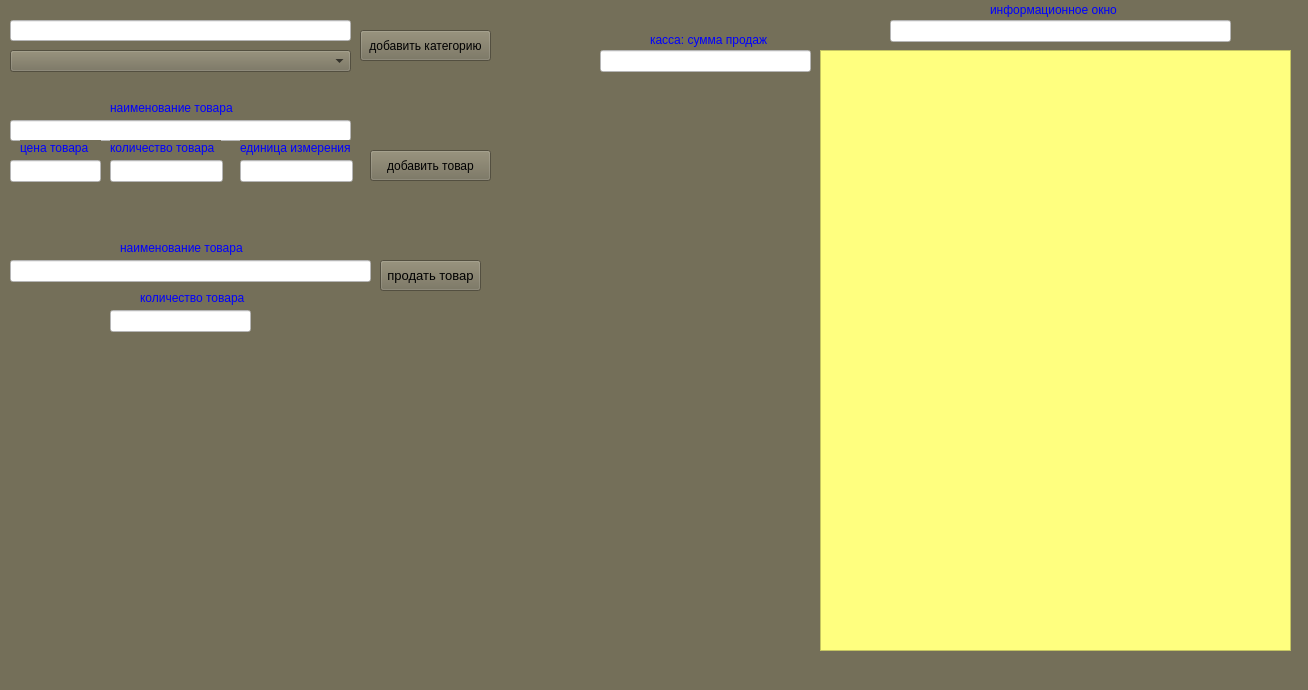
First picture: the form in mainwindow.ui, repository AleksandrPisarev/Qt_manager, before the edit.
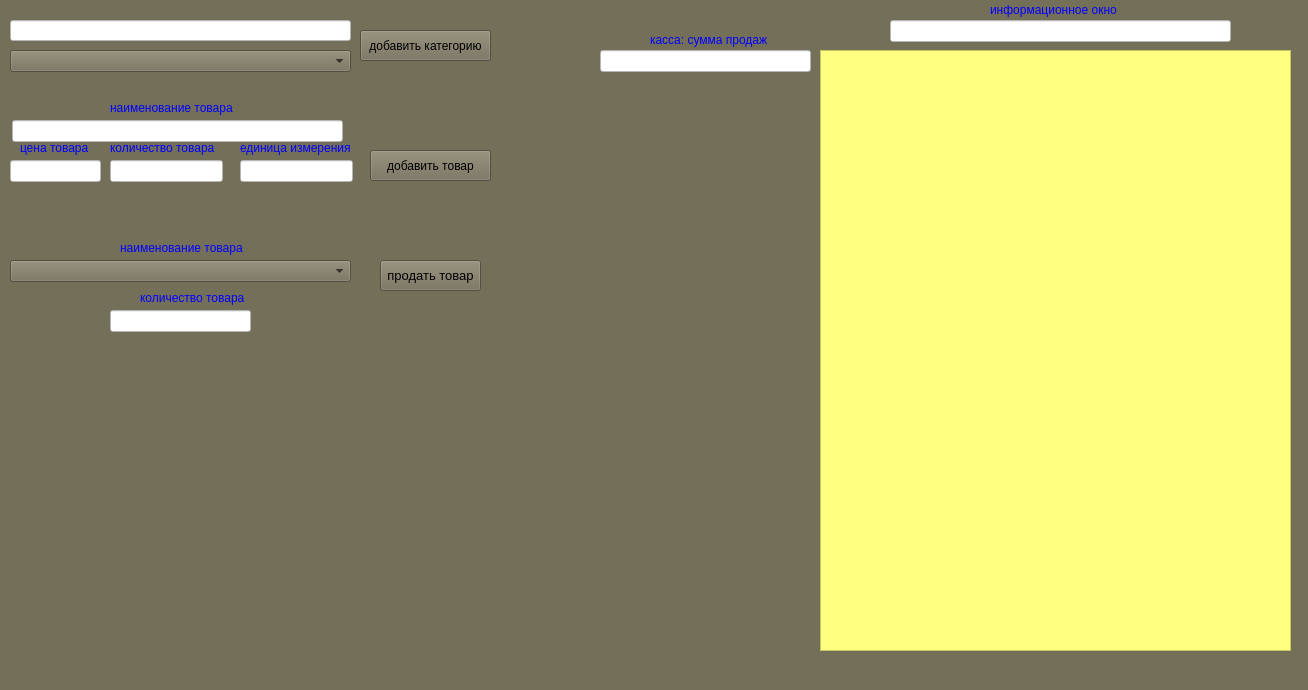
Second picture: the form after the edit.

```diff
--- a/mainwindow.ui
+++ b/mainwindow.ui
@@ -66,19 +66,6 @@
      <string>добавить товар</string>
     </property>
    </widget>
-   <widget class="QLineEdit" name="productNameEdit">
-    <property name="geometry">
-     <rect>
-      <x>10</x>
-      <y>120</y>
-      <width>341</width>
-      <height>21</height>
-     </rect>
-    </property>
-    <property name="styleSheet">
-     <string notr="true">background-color: rgb(255, 255, 255);</string>
-    </property>
-   </widget>
    <widget class="QTableWidget" name="tableWidget">
     <property name="geometry">
      <rect>
@@ -213,19 +200,6 @@
 color: rgb(255, 0, 0);</string>
     </property>
    </widget>
-   <widget class="QLineEdit" name="productNameSell">
-    <property name="geometry">
-     <rect>
-      <x>10</x>
-      <y>260</y>
-      <width>361</width>
-      <height>22</height>
-     </rect>
-    </property>
-    <property name="styleSheet">
-     <string notr="true">background-color: rgb(255, 255, 255);</string>
-    </property>
-   </widget>
    <widget class="QLabel" name="label_5">
     <property name="geometry">
      <rect>
@@ -337,6 +311,29 @@
      <string>касса: сумма продаж</string>
     </property>
    </widget>
+   <widget class="QComboBox" name="productSellComboBox">
+    <property name="geometry">
+     <rect>
+      <x>10</x>
+      <y>260</y>
+      <width>341</width>
+      <height>22</height>
+     </rect>
+    </property>
+   </widget>
+   <widget class="QLineEdit" name="productNameEdit">
+    <property name="geometry">
+     <rect>
+      <x>12</x>
+      <y>120</y>
+      <width>331</width>
+      <height>22</height>
+     </rect>
+    </property>
+    <property name="styleSheet">
+     <string notr="true">background-color: rgb(255, 255, 255);</string>
+    </property>
+   </widget>
   </widget>
   <widget class="QMenuBar" name="menubar">
    <property name="geometry">
```
